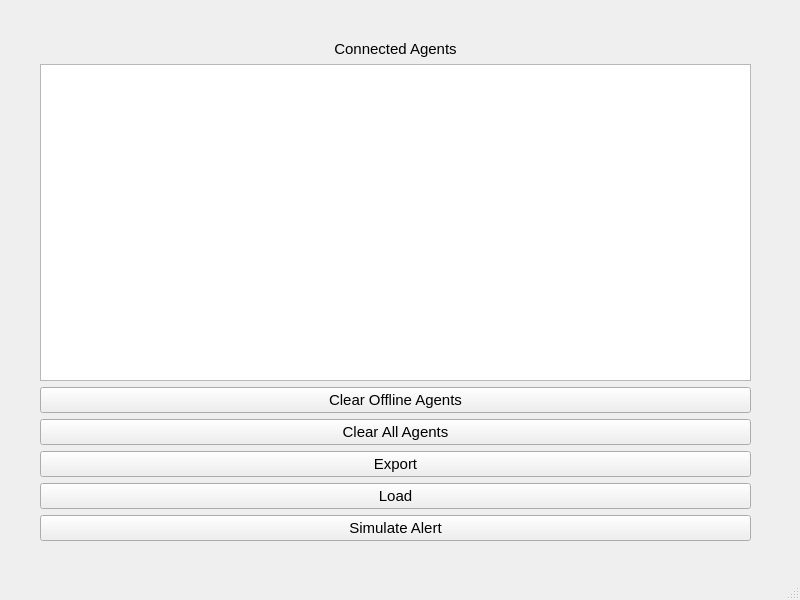
The window that mainwindow.ui (safa-banak/ServerMonitorUI) describes before a commit, drawn with Qt 5.
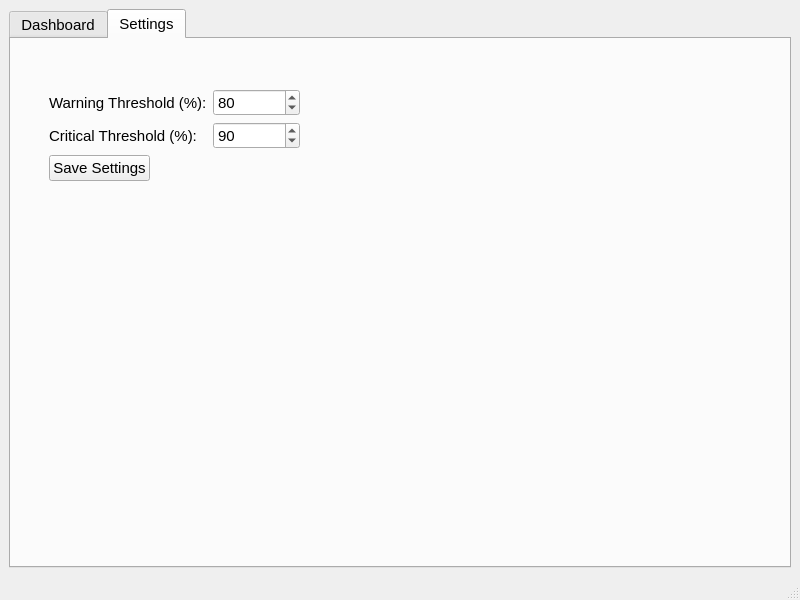
The same window after the commit.

Commit message: Update README: add Settings tab, dynamic thresholds, and kick protocol

What changed in the file:
```diff
--- a/mainwindow.ui
+++ b/mainwindow.ui
@@ -19,15 +19,18 @@
    <string>Server Monitor Dashboard</string>
   </property>
   <widget class="QWidget" name="centralwidget">
-   <widget class="QWidget" name="layoutWidget">
-    <property name="geometry">
-     <rect>
-      <x>40</x>
-      <y>40</y>
-      <width>711</width>
-      <height>501</height>
-     </rect>
-    </property>
+   <layout class="QVBoxLayout" name="verticalLayout_2">
+    <item>
+     <widget class="QTabWidget" name="tabWidget">
+      <property name="currentIndex">
+       <number>1</number>
+      </property>
+      <widget class="QWidget" name="tab_1">
+       <attribute name="title">
+        <string>Dashboard</string>
+       </attribute>
+       <layout class="QVBoxLayout" name="verticalLayout_3">
+        <item>
     <layout class="QVBoxLayout" name="verticalLayout">
      <item>
       <widget class="QLabel" name="label_status">
@@ -78,7 +81,73 @@
       </widget>
      </item>
     </layout>
-   </widget>
+        </item>
+       </layout>
+      </widget>
+      <widget class="QWidget" name="tab_2">
+       <attribute name="title">
+        <string>Settings</string>
+       </attribute>
+       <widget class="QWidget" name="layoutWidget">
+        <property name="geometry">
+         <rect>
+          <x>38</x>
+          <y>50</y>
+          <width>251</width>
+          <height>111</height>
+         </rect>
+        </property>
+        <layout class="QFormLayout" name="formLayout">
+         <item row="0" column="0">
+          <widget class="QLabel" name="label">
+           <property name="text">
+            <string>Warning Threshold (%):</string>
+           </property>
+          </widget>
+         </item>
+         <item row="0" column="1">
+          <widget class="QSpinBox" name="spinBox_warning">
+           <property name="maximum">
+            <number>99</number>
+           </property>
+           <property name="value">
+            <number>80</number>
+           </property>
+          </widget>
+         </item>
+         <item row="1" column="0">
+          <widget class="QLabel" name="label_2">
+           <property name="text">
+            <string>Critical Threshold (%):</string>
+           </property>
+          </widget>
+         </item>
+         <item row="1" column="1">
+          <widget class="QSpinBox" name="spinBox_critical">
+           <property name="minimum">
+            <number>2</number>
+           </property>
+           <property name="maximum">
+            <number>100</number>
+           </property>
+           <property name="value">
+            <number>90</number>
+           </property>
+          </widget>
+         </item>
+         <item row="2" column="0">
+          <widget class="QPushButton" name="pushButton_saveSettings">
+           <property name="text">
+            <string>Save Settings</string>
+           </property>
+          </widget>
+         </item>
+        </layout>
+       </widget>
+      </widget>
+     </widget>
+    </item>
+   </layout>
   </widget>
   <widget class="QMenuBar" name="menubar">
    <property name="geometry">
```
Lines whose indentation alone changed are shown as unchanged. The commit also changes 6 other files.
